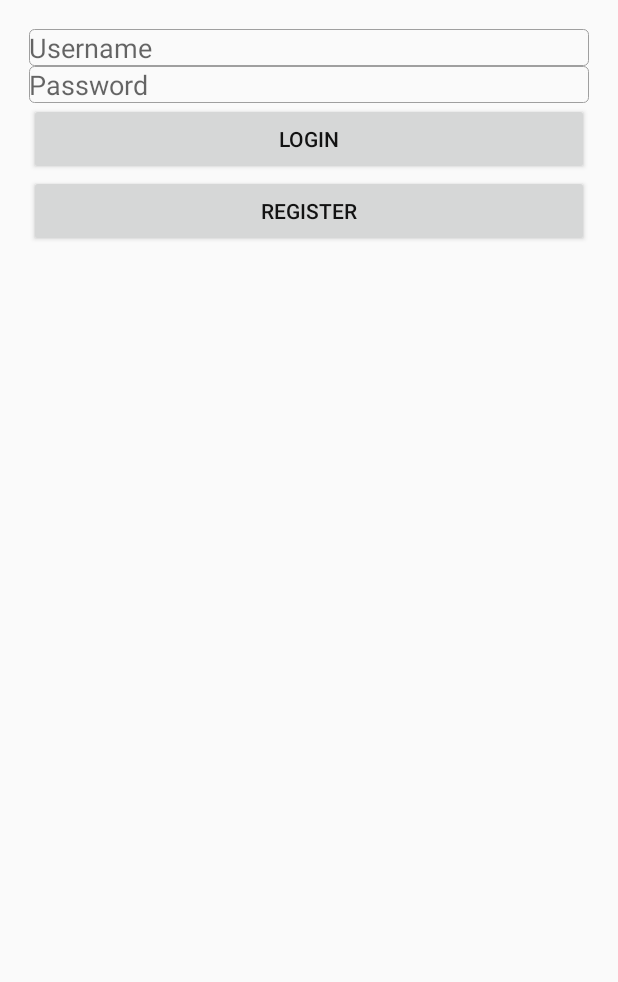
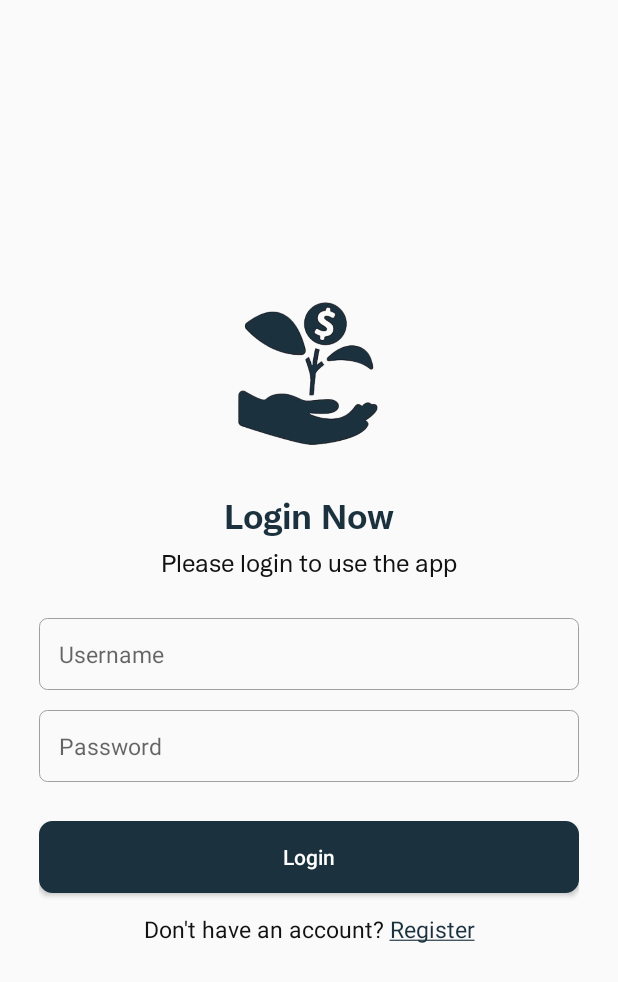
Before and after one commit to iamoko/assignment, an Android app: the LoginActivity screen opened directly, with no data from a screen before it, on a phone screen of 412 x 824 dp. Shown: the top 982 px of the screen. Run offline under Robolectric (Android 15) with nearby library versions, the phone set to English and light mode, and no system bars; our stand-ins replace Room's generated code, sdp/ssp sizes.

Commit message:
Login screen design

```diff
--- a/app/src/main/java/com/microinvestment/ui/auth/LoginActivity.kt
+++ b/app/src/main/java/com/microinvestment/ui/auth/LoginActivity.kt
@@ -2,11 +2,14 @@ package com.microinvestment.ui.auth
 
 import android.content.Intent
 import android.os.Bundle
+import android.view.View
 import android.widget.Toast
 import androidx.appcompat.app.AppCompatActivity
 import androidx.lifecycle.ViewModelProvider
 import com.microinvestment.MainActivity
+import com.microinvestment.R
 import com.microinvestment.databinding.ActivityLoginBinding
+import com.microinvestment.utils.Utils.makeLinks
 import com.microinvestment.viewmodels.AuthViewModel
 
 class LoginActivity : AppCompatActivity() {
@@ -26,6 +29,7 @@ class LoginActivity : AppCompatActivity() {
         authViewModel = ViewModelProvider(this)[AuthViewModel::class.java]
 
         binding.apply {
+
 
             // Observe login status
             authViewModel.loginStatus.observe(this@LoginActivity) { user ->
@@ -62,6 +66,16 @@ class LoginActivity : AppCompatActivity() {
                 // Call ViewModel to handle login
                 authViewModel.login(username, password)
             }
+
+            registerButton.makeLinks(
+                Pair(getString(R.string.register), View.OnClickListener {
+                    startActivity(
+                        Intent(
+                            this@LoginActivity, RegisterActivity::class.java
+                        )
+                    )
+                }),
+            )
         }
     }
 }
--- a/app/src/main/java/com/microinvestment/ui/auth/WelcomeActivity.kt
+++ b/app/src/main/java/com/microinvestment/ui/auth/WelcomeActivity.kt
@@ -1,5 +1,6 @@
 package com.microinvestment.ui.auth
 
+import android.content.Intent
 import android.os.Bundle
 import androidx.activity.enableEdgeToEdge
 import androidx.appcompat.app.AppCompatActivity
@@ -19,5 +20,13 @@ class WelcomeActivity : AppCompatActivity() {
 
 
         AppCompatDelegate.setDefaultNightMode(AppCompatDelegate.MODE_NIGHT_NO)
+        binding.getStarted.setOnClickListener {
+            startActivity(
+                Intent(
+                    this,
+                    LoginActivity::class.java
+                )
+            )
+        }
     }
 }
--- /dev/null
+++ b/app/src/main/java/com/microinvestment/utils/utils.kt
@@ -0,0 +1,48 @@
+@file:Suppress("DEPRECATION")
+
+package com.microinvestment.utils
+
+import android.text.Selection
+import android.text.Spannable
+import android.text.SpannableString
+import android.text.Spanned
+import android.text.TextPaint
+import android.text.method.LinkMovementMethod
+import android.text.style.ClickableSpan
+import android.view.View
+import android.widget.TextView
+import com.microinvestment.R
+
+object Utils {
+    fun TextView.makeLinks(vararg links: Pair<String, View.OnClickListener>) {
+        val spannableString = SpannableString(this.text)
+        var startIndexOfLink = -1
+        for (link in links) {
+            val clickableSpan = object : ClickableSpan() {
+                override fun updateDrawState(textPaint: TextPaint) {
+                    // use this to change the link color
+                    textPaint.color = resources.getColor(R.color.main_color)
+                    // toggle below value to enable/disable
+                    // the underline shown below the clickable text
+                    textPaint.isUnderlineText = true
+                }
+
+                override fun onClick(view: View) {
+                    Selection.setSelection((view as TextView).text as Spannable, 0)
+                    view.invalidate()
+                    link.second.onClick(view)
+                }
+            }
+            startIndexOfLink = this.text.toString().indexOf(link.first, startIndexOfLink + 1)
+            spannableString.setSpan(
+                clickableSpan,
+                startIndexOfLink,
+                startIndexOfLink + link.first.length,
+                Spanned.SPAN_EXCLUSIVE_EXCLUSIVE
+            )
+        }
+        this.movementMethod =
+            LinkMovementMethod.getInstance() // without LinkMovementMethod, link can not click
+        this.setText(spannableString, TextView.BufferType.SPANNABLE)
+    }
+}
--- a/app/src/main/res/drawable/lgn_btn.xml
+++ b/app/src/main/res/drawable/lgn_btn.xml
@@ -5,7 +5,7 @@
     <solid android:color="@color/main_color" />
     <!-- Set the four corners of the button to be curved -->
     <!-- android:radius The radius of the arc -->
-    <corners android:radius="@dimen/_8sdp" />
+    <corners android:radius="@dimen/_6sdp" />
     <!--The width and color of the border-->
     <stroke
         android:width="3px"
--- a/app/src/main/res/drawable/text_input.xml
+++ b/app/src/main/res/drawable/text_input.xml
@@ -5,5 +5,5 @@
     <stroke
         android:width="0.5dp"
         android:color="@color/light_gray" />
-    <corners android:radius="3dp" />
+    <corners android:radius="@dimen/_4sdp" />
 </shape>
--- a/app/src/main/res/layout/activity_login.xml
+++ b/app/src/main/res/layout/activity_login.xml
@@ -1,38 +1,91 @@
 <?xml version="1.0" encoding="utf-8"?>
-<LinearLayout xmlns:android="http://schemas.android.com/apk/res/android"
-    xmlns:app="http://schemas.android.com/apk/res-auto"
+<RelativeLayout xmlns:android="http://schemas.android.com/apk/res/android"
     xmlns:tools="http://schemas.android.com/tools"
     android:id="@+id/main"
     android:layout_width="match_parent"
     android:layout_height="match_parent"
+    tools:context=".ui.auth.LoginActivity">
+
+    <LinearLayout
+        android:layout_width="match_parent"
+        android:layout_height="wrap_content"
+        android:layout_centerInParent="true"
+        android:gravity="center_horizontal"
         android:orientation="vertical"
-    android:padding="@dimen/_15sdp"
-    tools:context=".ui.auth.LoginActivity">
+        android:padding="@dimen/_20sdp"
+        tools:ignore="UselessParent">
+
+        <ImageView
+            android:layout_width="@dimen/_100sdp"
+            android:layout_height="wrap_content"
+            android:adjustViewBounds="true"
+            android:contentDescription="@string/logo"
+            android:src="@drawable/logo" />
+
+        <TextView
+            android:layout_width="wrap_content"
+            android:layout_height="wrap_content"
+            android:layout_marginTop="@dimen/_20sdp"
+            android:fontFamily="@font/chirp_bold"
+            android:text="@string/login_now"
+            android:textColor="@color/main_color"
+            android:textSize="@dimen/_18ssp" />
+
+        <TextView
+            android:layout_width="wrap_content"
+            android:layout_height="wrap_content"
+            android:layout_marginTop="@dimen/_5sdp"
+            android:fontFamily="@font/chirp"
+            android:text="@string/please_login_to_use_the_app"
+            android:textSize="@dimen/_13ssp" />
 
         <EditText
             android:id="@+id/usernameEditText"
             android:layout_width="match_parent"
             android:layout_height="wrap_content"
+            android:layout_marginTop="@dimen/_20sdp"
             android:background="@drawable/text_input"
-        android:hint="@string/username" />
+            android:hint="@string/username"
+            android:importantForAutofill="no"
+            android:inputType="text"
+            android:padding="@dimen/_10sdp"
+            android:textSize="@dimen/_12ssp" />
 
         <EditText
             android:id="@+id/passwordEditText"
             android:layout_width="match_parent"
             android:layout_height="wrap_content"
+            android:layout_marginTop="@dimen/_10sdp"
             android:background="@drawable/text_input"
             android:hint="@string/password"
-        android:inputType="textPassword" />
+            android:importantForAutofill="no"
+            android:inputType="textPassword"
+            android:padding="@dimen/_10sdp"
+            android:textSize="@dimen/_12ssp" />
+
 
         <Button
             android:id="@+id/loginButton"
             android:layout_width="match_parent"
             android:layout_height="wrap_content"
-        android:text="Login" />
+            android:layout_marginTop="@dimen/_20sdp"
+            android:background="@drawable/lgn_btn"
+            android:text="@string/login"
+            android:textAllCaps="false"
+            android:textColor="@color/white"
+            android:textSize="@dimen/_11sdp" />
 
-    <Button
+
+        <TextView
             android:id="@+id/registerButton"
             android:layout_width="match_parent"
             android:layout_height="wrap_content"
-        android:text="Register" />
+            android:layout_marginTop="@dimen/_10sdp"
+            android:text="@string/don_t_have_an_account_register"
+            android:textAlignment="center"
+            android:textSize="@dimen/_12ssp" />
+
+
     </LinearLayout>
+
+</RelativeLayout>
--- a/app/src/main/res/layout/activity_welcome.xml
+++ b/app/src/main/res/layout/activity_welcome.xml
@@ -50,6 +50,7 @@
             android:textSize="@dimen/_12ssp" />
 
         <Button
+            android:id="@+id/getStarted"
             android:layout_width="match_parent"
             android:layout_height="wrap_content"
             android:layout_marginTop="@dimen/_20sdp"
--- a/app/src/main/res/values/strings.xml
+++ b/app/src/main/res/values/strings.xml
@@ -7,4 +7,9 @@
     <string name="micro_investment_platform">Micro-Investment Platform</string>
     <string name="get_started">Get Started</string>
     <string name="slogan">Empowering Your Financial Future, One Step at a Time.</string>
+    <string name="login_now">Login Now</string>
+    <string name="please_login_to_use_the_app">Please login to use the app</string>
+    <string name="login">Login</string>
+    <string name="don_t_have_an_account_register">Don\'t have an account? Register</string>
+    <string name="register">Register</string>
 </resources>
```
Lines whose indentation alone changed are shown as unchanged.
